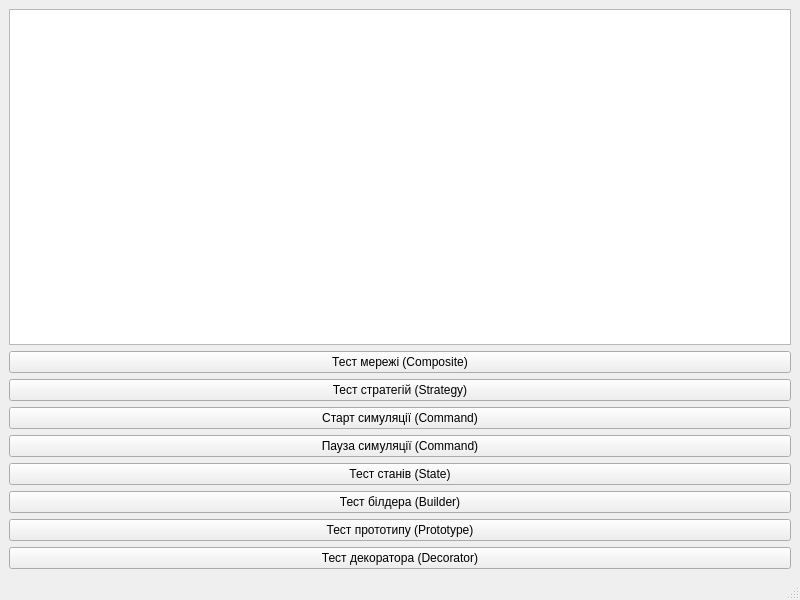
Before: the Qt Designer form gui/mainwindow.ui in IvanAntonchuk/oop-lab2-network-simulator, drawn with Qt 5.
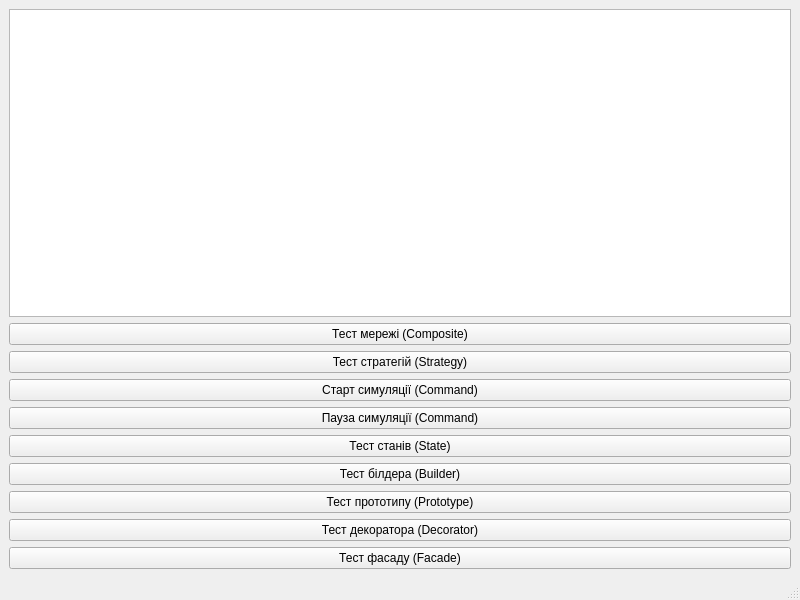
After: the same form once the commit is applied.

Commit message: Implement Facade pattern for network reporting

Diff of the .ui file:
```diff
--- a/gui/mainwindow.ui
+++ b/gui/mainwindow.ui
@@ -78,6 +78,13 @@
       </property>
      </widget>
     </item>
+    <item>
+     <widget class="QPushButton" name="btnTestFacade">
+      <property name="text">
+       <string>Тест фасаду (Facade)</string>
+      </property>
+     </widget>
+    </item>
    </layout>
   </widget>
   <widget class="QMenuBar" name="menubar">
```
The commit also changes 4 other files.
